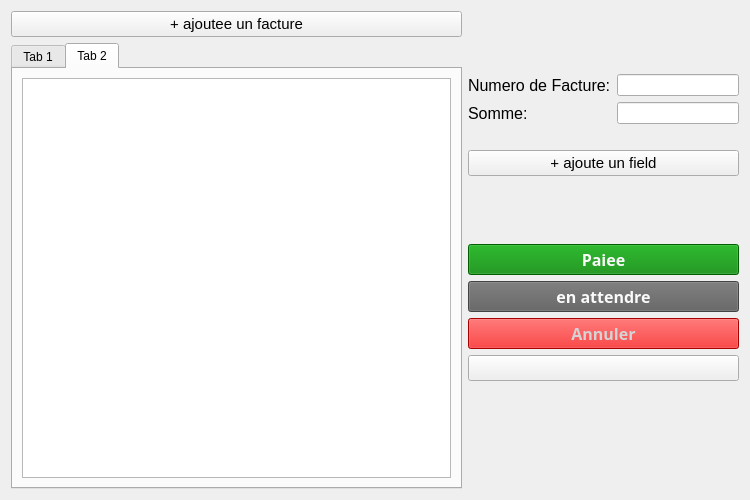
nerevarinee/Facturios-V2, file facturis/ui/custom_facture.ui: the form before one commit.
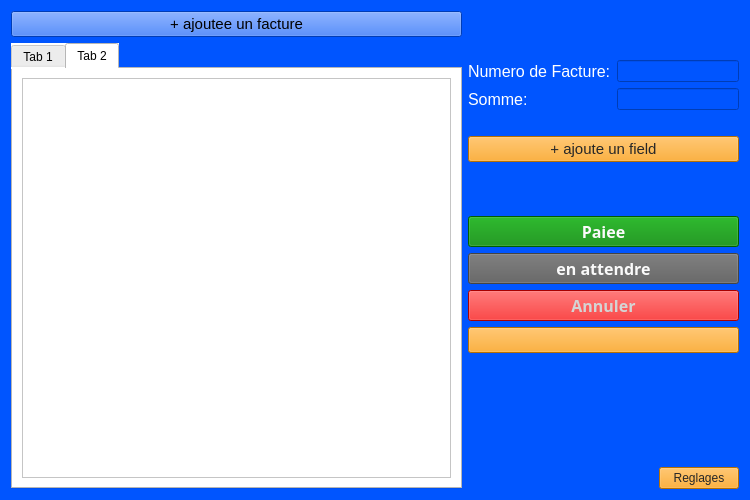
The form after the commit. The open tabs and pages were chosen to show the change. Icons and pictures are not drawn.

```diff
--- a/facturis/ui/custom_facture.ui
+++ b/facturis/ui/custom_facture.ui
@@ -13,6 +13,9 @@
   <property name="windowTitle">
    <string>Form</string>
   </property>
+  <property name="styleSheet">
+   <string notr="true">background-color:rgb(0, 85, 255)</string>
+  </property>
   <layout class="QHBoxLayout" name="horizontalLayout" stretch="5,3">
    <item>
     <layout class="QVBoxLayout" name="verticalLayout_6">
@@ -41,6 +44,9 @@
      </item>
      <item>
       <widget class="QTabWidget" name="tabWidget">
+       <property name="styleSheet">
+        <string notr="true">background-color:rgb(255, 255, 255)</string>
+       </property>
        <property name="currentIndex">
         <number>1</number>
        </property>
@@ -92,6 +98,9 @@
            <pointsize>12</pointsize>
           </font>
          </property>
+         <property name="styleSheet">
+          <string notr="true">color:white</string>
+         </property>
          <property name="text">
           <string>Numero de Facture:</string>
          </property>
@@ -107,6 +116,9 @@
            <pointsize>12</pointsize>
           </font>
          </property>
+         <property name="styleSheet">
+          <string notr="true">color:white</string>
+         </property>
          <property name="text">
           <string>Somme:</string>
          </property>
@@ -140,7 +152,7 @@
         </font>
        </property>
        <property name="styleSheet">
-        <string notr="true"/>
+        <string notr="true">color:rgb(39, 39, 39); background-color:rgb(255, 155, 3);</string>
        </property>
        <property name="text">
         <string>+ ajoute un field</string>
@@ -278,7 +290,7 @@
         </font>
        </property>
        <property name="styleSheet">
-        <string notr="true"/>
+        <string notr="true">color:rgb(39, 39, 39); background-color:rgb(255, 155, 3);</string>
        </property>
        <property name="text">
         <string/>
@@ -302,6 +314,33 @@
        </property>
       </spacer>
      </item>
+     <item>
+      <layout class="QHBoxLayout" name="horizontalLayout_2">
+       <item>
+        <spacer name="horizontalSpacer">
+         <property name="orientation">
+          <enum>Qt::Horizontal</enum>
+         </property>
+         <property name="sizeHint" stdset="0">
+          <size>
+           <width>40</width>
+           <height>20</height>
+          </size>
+         </property>
+        </spacer>
+       </item>
+       <item>
+        <widget class="QPushButton" name="reglages_button">
+         <property name="styleSheet">
+          <string notr="true">color:rgb(39, 39, 39); background-color:rgb(255, 155, 3);</string>
+         </property>
+         <property name="text">
+          <string>Reglages</string>
+         </property>
+        </widget>
+       </item>
+      </layout>
+     </item>
     </layout>
    </item>
   </layout>
```
Left out of the diff: 8 changed lines with no effect on the pictures.
